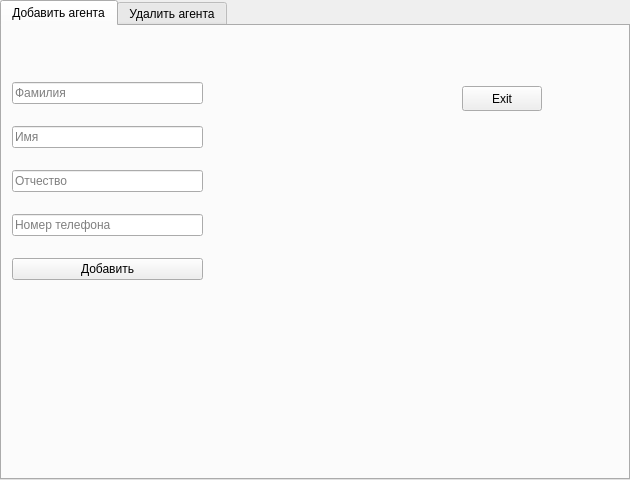
Above: adminwindow.ui from Ximeron/Kursova before the change. Below: the same form after it.
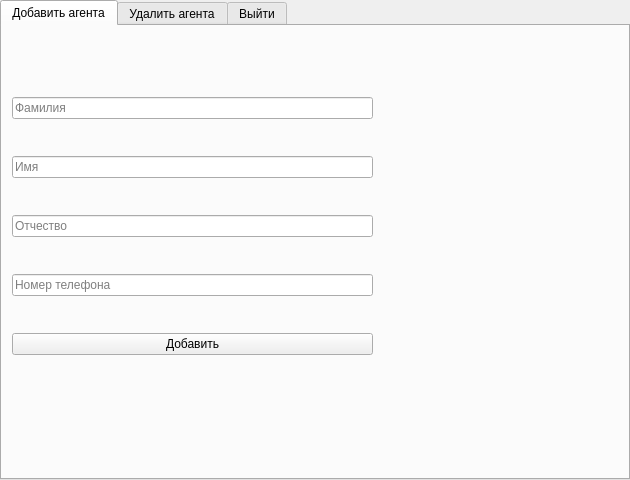
That is the form after the change. The open tabs and pages were chosen to show the change. Icons and pictures are not drawn.

```diff
--- a/adminwindow.ui
+++ b/adminwindow.ui
@@ -58,8 +58,8 @@
       <rect>
        <x>10</x>
        <y>40</y>
-       <width>191</width>
-       <height>231</height>
+       <width>361</width>
+       <height>321</height>
       </rect>
      </property>
      <layout class="QVBoxLayout" name="verticalLayout">
@@ -100,23 +100,6 @@
       </item>
      </layout>
     </widget>
-    <widget class="QPushButton" name="exitButton">
-     <property name="geometry">
-      <rect>
-       <x>460</x>
-       <y>60</y>
-       <width>80</width>
-       <height>25</height>
-      </rect>
-     </property>
-     <property name="text">
-      <string>Exit</string>
-     </property>
-     <property name="icon">
-      <iconset resource="res.qrc">
-       <normaloff>:/icons/exit_right.svg</normaloff>:/icons/exit_right.svg</iconset>
-     </property>
-    </widget>
    </widget>
    <widget class="QWidget" name="tab_2">
     <attribute name="title">
@@ -176,6 +159,11 @@
      </item>
     </layout>
    </widget>
+   <widget class="QWidget" name="tab_3">
+    <attribute name="title">
+     <string>Выйти</string>
+    </attribute>
+   </widget>
   </widget>
  </widget>
  <resources>
```
Left out of the diff: 2 changed lines with no effect on the pictures.
